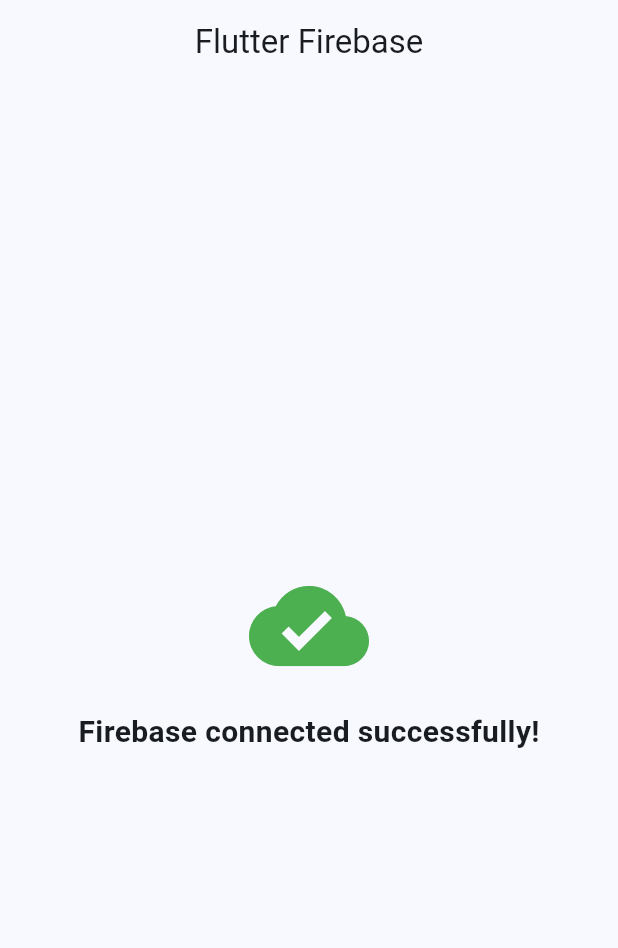
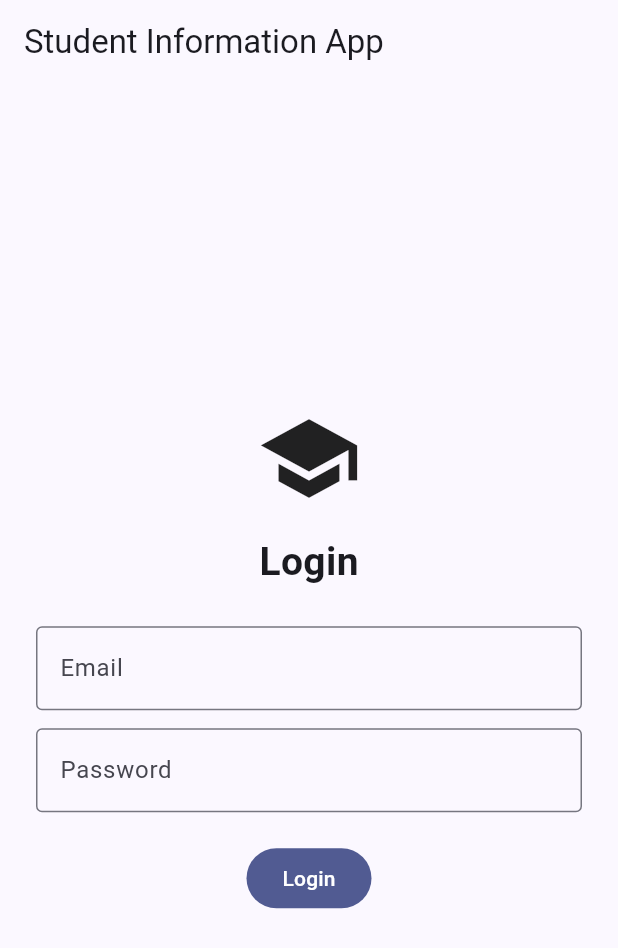
Before and after one commit to CatherineCalma/flutter_firebase, a Flutter app: the screen it shows after launch, on a phone screen of 412 x 824 dp. Shown: the top 948 px of the screen. Run offline on Flutter 3.47's test engine with Material 3 defaults, Android fonts, the phone set to English and light mode, and no system bars; our stand-ins replace cloud_firestore, firebase_auth, firebase_core; accounts and stored records are empty.

Commit message:
first commit

```diff
--- a/lib/main.dart
+++ b/lib/main.dart
@@ -1,56 +1,33 @@
+import 'package:firebase_auth/firebase_auth.dart';
 import 'package:firebase_core/firebase_core.dart';
 import 'package:flutter/material.dart';
+import 'firebase_options.dart';
+import 'pages/dashboard_page.dart';
+import 'pages/login_page.dart';
 
-import 'firebase_options.dart';
 Future<void> main() async {
   WidgetsFlutterBinding.ensureInitialized();
-  await Firebase.initializeApp(
-    options: DefaultFirebaseOptions.currentPlatform,
-  );
+  await Firebase.initializeApp(options: DefaultFirebaseOptions.currentPlatform);
+  runApp(const StudentInformationApp());
+}
 
- runApp(const MyApp());
-}
-  class MyApp extends StatelessWidget {
-    const MyApp({super.key});
+class StudentInformationApp extends StatelessWidget {
+  const StudentInformationApp({super.key});
+
   @override
   Widget build(BuildContext context) {
     return MaterialApp(
+      title: 'Student Information App',
       debugShowCheckedModeBanner: false,
-    title: 'Flutter Firebase App',
-    theme: ThemeData(
-      colorScheme: ColorScheme.fromSeed(seedColor: Colors.blue),
- useMaterial3: true,
-    ),
-    home: const FirebaseHomePage(),
-    );
+      theme: ThemeData(colorSchemeSeed: Colors.indigo, useMaterial3: true),
+      home: StreamBuilder<User?>(
+        stream: FirebaseAuth.instance.authStateChanges(),
+        builder: (context, snapshot) {
+          if (snapshot.connectionState == ConnectionState.waiting) {
+            return const Scaffold(body: Center(child: CircularProgressIndicator()));
           }
-}
-
-class FirebaseHomePage extends StatelessWidget {
-   const FirebaseHomePage({super.key});
-
- @override
- Widget build(BuildContext context) {
-  return Scaffold(
-    appBar: AppBar(
-      title: const Text('Flutter Firebase'),
-      centerTitle: true,
- ),
- body: const Center(
-  child: Column(
-    mainAxisAlignment: MainAxisAlignment.center,
-    children: [
-      Icon(Icons.cloud_done, size: 80, color: Colors.green),
-      SizedBox(height: 16),
-      Text(
-        'Firebase connected successfully!',
-      style: TextStyle(
-        fontSize: 20,
-        fontWeight: FontWeight.bold,
-        ),
-      ),
-    ],
-  ),
+          return snapshot.hasData ? const DashboardPage() : const LoginPage();
+      },
     ),
    );
   }
--- /dev/null
+++ b/lib/pages/login_page.dart
@@ -0,0 +1,111 @@
+import 'package:firebase_auth/firebase_auth.dart';
+import 'package:flutter/material.dart';
+
+class LoginPage extends StatefulWidget {
+  const LoginPage({super.key});
+
+  @override
+  State<LoginPage> createState() => _LoginPageState();
+}
+
+class _LoginPageState extends State<LoginPage> {
+  final _formKey = GlobalKey<FormState>();
+  final _email = TextEditingController();
+  final _password = TextEditingController();
+  bool _loading = false;
+
+  @override
+  void dispose() {
+    _email.dispose();
+    _password.dispose();
+    super.dispose();
+  }
+
+  Future<void> _login() async {
+    if (!_formKey.currentState!.validate()) return;
+
+    setState(() => _loading = true);
+
+    try {
+      await FirebaseAuth.instance.signInWithEmailAndPassword(
+        email: _email.text.trim(),
+        password: _password.text,
+      );
+
+      // The auth listener in main.dart automatically opens the dashboard.
+    } on FirebaseAuthException catch (e) {
+      if (!mounted) return;
+
+      ScaffoldMessenger.of(context).showSnackBar(
+        SnackBar(content: Text(e.message ?? 'Unable to log in.')),
+      );
+    } finally {
+      if (mounted) setState(() => _loading = false);
+    }
+  }
+
+  @override
+  Widget build(BuildContext context) {
+    return Scaffold(
+      appBar: AppBar(title: const Text('Student Information App')),
+      body: Center(
+        child: ConstrainedBox(
+          constraints: const BoxConstraints(maxWidth: 420),
+          child: Padding(
+            padding: const EdgeInsets.all(24),
+            child: Form(
+              key: _formKey,
+              child: Column(
+                mainAxisSize: MainAxisSize.min,
+                children: [
+                  const Icon(Icons.school, size: 70),
+                  const SizedBox(height: 16),
+                  const Text(
+                    'Login',
+                    style: TextStyle(
+                      fontSize: 26,
+                      fontWeight: FontWeight.bold,
+                    ),
+                  ),
+                  const SizedBox(height: 24),
+                  TextFormField(
+                    controller: _email,
+                    keyboardType: TextInputType.emailAddress,
+                    decoration: const InputDecoration(
+                      labelText: 'Email',
+                      border: OutlineInputBorder(),
+                    ),
+                    validator: (v) =>
+                        v == null || !v.contains('@')
+                            ? 'Enter a valid email'
+                            : null,
+                  ),
+                  const SizedBox(height: 12),
+                  TextFormField(
+                    controller: _password,
+                    obscureText: true,
+                    decoration: const InputDecoration(
+                      labelText: 'Password',
+                      border: OutlineInputBorder(),
+                    ),
+                    validator: (v) =>
+                        v == null || v.isEmpty
+                            ? 'Enter your password'
+                            : null,
+                  ),
+                  const SizedBox(height: 20),
+                  FilledButton(
+                    onPressed: _loading ? null : _login,
+                    child: _loading
+                        ? const CircularProgressIndicator()
+                        : const Text('Login'),
+                  ),
+                ],
+              ),
+            ),
+          ),
+        ),
+      ),
+    );
+  }
+}
--- a/pubspec.yaml
+++ b/pubspec.yaml
@@ -34,7 +34,9 @@ dependencies:
   # The following adds the Cupertino Icons font to your application.
   # Use with the CupertinoIcons class for iOS style icons.
   cupertino_icons: ^1.0.8
-  firebase_core: ^4.13.0
+  firebase_core: ^4.15.2
+  cloud_firestore: ^6.10.2
+  firebase_auth: ^6.7.1
 
 dev_dependencies:
   flutter_test:
```
Also changed, not shown: lib/pages/account_settings_page.dart (added, +134 -0 lines), lib/pages/dashboard_page.dart (added, +79 -0 lines), lib/pages/student_form_page.dart (added, +159 -0 lines), lib/pages/students_page.dart (added, +147 -0 lines), lib/student_page.dart (deleted, +0 -22 lines), pubspec.lock, 3 other files. Lines whose indentation alone changed are shown as unchanged.
